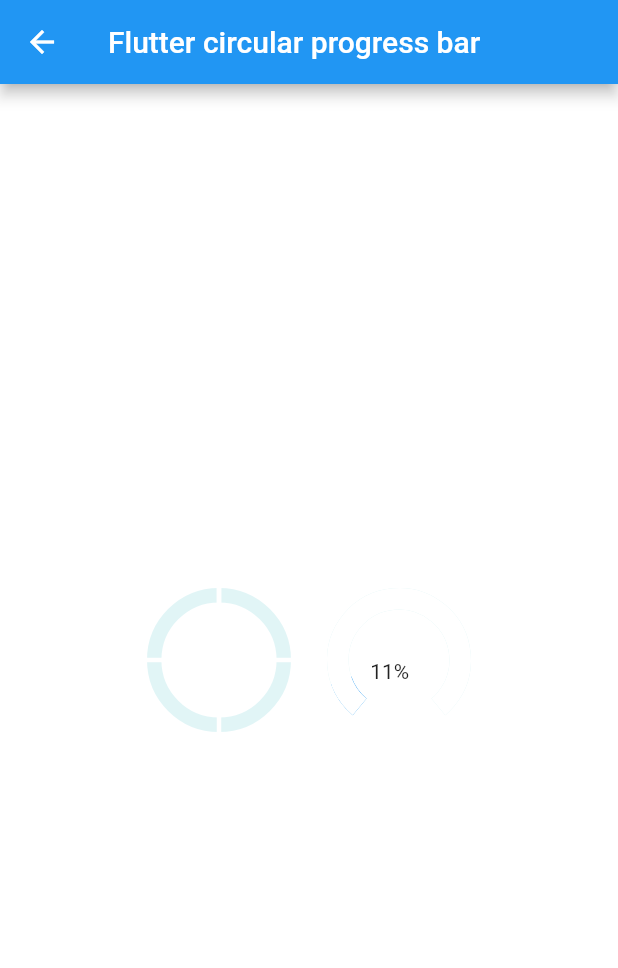
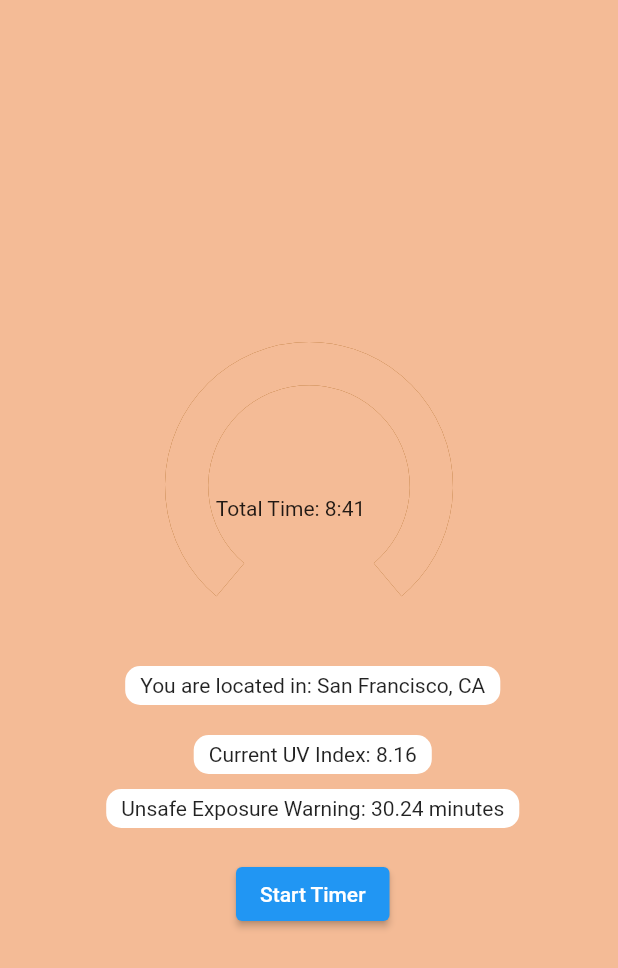
Before and after one commit to victorpolisetty/UVFlutter, a Flutter app: the screen it shows after launch, after a tap on "CONTINUE", on a phone screen of 412 x 824 dp. Shown: the top 968 px of the screen. Run offline on Flutter 3.47's test engine with Material 2 defaults, Android fonts, the light colour scheme and no system bars; drawn by our look-alikes of syncfusion_flutter_gauges; our stand-ins replace geolocator; network calls fail.

Commit message:
Final Commit

```diff
--- a/lib/dInfo.dart
+++ b/lib/dInfo.dart
@@ -1,5 +1,4 @@
 import 'package:flutter/material.dart';
-import 'package:flutter/animation.dart';
 import 'dart:async';
 import 'package:syncfusion_flutter_gauges/gauges.dart';
 
@@ -7,42 +6,111 @@ import 'package:syncfusion_flutter_gauges/gauges.dart';
 
 class DeterminatePage extends StatefulWidget {
   // ignore: prefer_const_constructors_in_immutables
-  const DeterminatePage({Key? key}) : super(key: key);
+  DeterminatePage({Key? key}) : super(key: key);
+  // Map<String, dynamic> data;
+  // String age;
+  // String heavilyClothed;
 
   @override
   _DeterminatePageState createState() => _DeterminatePageState();
 }
 
 class _DeterminatePageState extends State<DeterminatePage> {
-  late Timer _timer;
+  bool startTimer = false;
+  @override
+  void initState() {
+    // widget.data = {};
+    // widget.age = "0";
+
+
+    // TODO: implement initState
+    // print("HERE");
+    // print(widget.data);
+    // print(widget.age);
+    // print(widget.heavilyClothed);
+    super.initState();
+  }
+  Timer _timer = Timer(Duration(milliseconds: 1), () {});
   double progressValue = 0;
   double secondaryProgressValue = 0;
   // ignore: sort_constructors_first
-  _DeterminatePageState() {
-    _timer = Timer.periodic(const Duration(milliseconds: 100), (Timer _timer) {
-      setState(() {
-        progressValue++;
-        secondaryProgressValue = secondaryProgressValue + 2;
-        if (progressValue == 100) {
-          _timer.cancel();
-        }
-        if (secondaryProgressValue > 100) {
-          secondaryProgressValue = 100;
-        }
-      });
-    });
-  }
 
   @override
   Widget build(BuildContext context) {
     return Scaffold(
-        backgroundColor: Colors.white,
-        appBar: AppBar(title: const Text('Flutter circular progress bar')),
+        backgroundColor: const Color(0xFFF4BB96),
         body: Column(
             mainAxisAlignment: MainAxisAlignment.center,
             children: <Widget>[
-              getSegmentedProgressStyle()
+              getSegmentedProgressStyle(),
+              displayText()
             ]));
+  }
+
+  @override
+  Widget displayText() {
+    return Padding(
+      padding: const EdgeInsets.fromLTRB(5,0,0,0),
+      child: Column(
+        mainAxisAlignment: MainAxisAlignment.center,
+        children:[
+      Container(
+      padding: const EdgeInsets.symmetric(horizontal: 10, vertical: 5),
+        decoration: BoxDecoration(
+            color: Colors.white, borderRadius: BorderRadius.circular(10)
+        ),
+          child: Text("You are located in: San Francisco, CA")
+      ),
+    SizedBox(height: 20,),
+    Container(
+    padding: const EdgeInsets.symmetric(horizontal: 10, vertical: 5),
+    decoration: BoxDecoration(
+    color: Colors.white, borderRadius: BorderRadius.circular(10)
+    ),
+    child:
+    Text("Current UV Index: 8.16"),
+
+    ),
+          SizedBox(height: 10,),
+
+          Container(
+    padding: const EdgeInsets.symmetric(horizontal: 10, vertical: 5),
+    decoration: BoxDecoration(
+    color: Colors.white, borderRadius: BorderRadius.circular(10)
+    ),
+    child:
+    Text("Unsafe Exposure Warning: 30.24 minutes"),
+    ),
+          SizedBox(height: 10,),
+
+          !_timer.isActive ? Container(
+    padding: const EdgeInsets.symmetric(horizontal: 10, vertical: 5),
+    decoration: BoxDecoration(
+    color: Colors.white, borderRadius: BorderRadius.circular(10)
+    ),
+    child:
+     Text("All done! You've got your daily Vitamin D from the Sun!")
+    ) : Container(),
+          SizedBox(height: 10,),
+          ElevatedButton(onPressed: () {
+            startTimer = true;
+            _timer = Timer.periodic(const Duration(milliseconds: 500), (Timer _timer) {
+              setState(() {
+                progressValue++;
+                secondaryProgressValue = secondaryProgressValue + 2;
+                if (progressValue == 100) {
+                  _timer.cancel();
+                }
+                if (secondaryProgressValue > 100) {
+                  secondaryProgressValue = 100;
+                }
+              });
+            });
+          },
+              child: Text("Start Timer"))
+        ]
+      ),
+    );
   }
 
   @override
@@ -50,9 +118,9 @@ class _DeterminatePageState extends State<DeterminatePage> {
     return Row(
       mainAxisAlignment: MainAxisAlignment.center,
       children: <Widget>[
-        Container(
-            height: 120,
-            width: 120,
+        SizedBox(
+            height: 0,
+            width: 0,
             child: SfRadialGauge(axes: <RadialAxis>[
               // Create primary radial axis
               RadialAxis(
@@ -64,9 +132,9 @@ class _DeterminatePageState extends State<DeterminatePage> {
                 startAngle: 270,
                 endAngle: 270,
                 radiusFactor: 0.8,
-                axisLineStyle: AxisLineStyle(
+                axisLineStyle: const AxisLineStyle(
                   thickness: 0.2,
-                  color: const Color.fromARGB(30, 0, 169, 181),
+                  color: Color(0xFF995201),
                   thicknessUnit: GaugeSizeUnit.factor,
                 ),
                 // pointers: <GaugePointer>[
@@ -94,16 +162,16 @@ class _DeterminatePageState extends State<DeterminatePage> {
                 startAngle: 270,
                 endAngle: 270,
                 radiusFactor: 0.8,
-                majorTickStyle: MajorTickStyle(
+                majorTickStyle: const MajorTickStyle(
                     length: 0.3,
                     thickness: 3,
                     lengthUnit: GaugeSizeUnit.factor,
-                    color: Colors.white),
+                    color: Color(0xFF995201)),
               )
             ])),
-        Container(
-          height: 120,
-          width: 120,
+        SizedBox(
+          height: 240,
+          width: 240,
           child: SfRadialGauge(axes: <RadialAxis>[
             // Create primary radial axis
             RadialAxis(
@@ -112,9 +180,9 @@ class _DeterminatePageState extends State<DeterminatePage> {
                 showLabels: false,
                 showTicks: false,
                 radiusFactor: 0.8,
-                axisLineStyle: AxisLineStyle(
+                axisLineStyle: const AxisLineStyle(
                   thickness: 0.3,
-                  color: const Color.fromARGB(40, 0, 169, 181),
+                  color: Color(0xFF995201),
                   thicknessUnit: GaugeSizeUnit.factor,
                 ),
                 pointers: <GaugePointer>[
@@ -130,7 +198,7 @@ class _DeterminatePageState extends State<DeterminatePage> {
                   GaugeAnnotation(
                       positionFactor: 0.2,
                       horizontalAlignment: GaugeAlignment.center,
-                      widget: Text(progressValue.toStringAsFixed(0) + '%'))
+                      widget: Text('Total Time: 8:41'))
                 ]),
             // Create secondary radial axis for segmented line
             RadialAxis(
@@ -143,10 +211,10 @@ class _DeterminatePageState extends State<DeterminatePage> {
               offsetUnit: GaugeSizeUnit.factor,
               minorTicksPerInterval: 0,
               radiusFactor: 0.8,
-              axisLineStyle: AxisLineStyle(
+              axisLineStyle: const AxisLineStyle(
                 thickness: 0.3,
-                color: Colors.white,
-                dashArray: <double>[4, 3],
+                color: Color(0xFFF4BB96),
+              dashArray: <double>[4, 3],
                 thicknessUnit: GaugeSizeUnit.factor,
               ),
             )
--- a/lib/main.dart
+++ b/lib/main.dart
@@ -73,30 +73,30 @@ class _MyHomePageState extends State<MyHomePage> {
   @override
   Widget build(BuildContext context) {
     return Scaffold(
-      backgroundColor: Color(0xFFF4BB96),
+      backgroundColor: const Color(0xFFF4BB96),
       body:Center(
             child: Column(
               mainAxisAlignment: MainAxisAlignment.center,
               children: <Widget>[
-                Text(
+                const Text(
                     'WELCOME TO',
                     style: TextStyle(fontSize: 20),
                   ),
                 RichText(
-                  text: new TextSpan(
-                    style: new TextStyle(
+                  text: const TextSpan(
+                    style: TextStyle(
                       fontSize: 40.0,
                       color: Colors.black,
                     ),
                     children: <TextSpan>[
-                      new TextSpan(
+                      TextSpan(
                           text: 'Vita',
                           style: TextStyle(
                               fontWeight: FontWeight.bold,
                               color: Color(0xFF995201))),
-                      new TextSpan(
+                      TextSpan(
                           text: 'Minutes',
-                          style: new TextStyle(
+                          style: TextStyle(
                               fontWeight: FontWeight.bold, color: Colors.white)),
                     ],
                   ),
@@ -105,10 +105,10 @@ class _MyHomePageState extends State<MyHomePage> {
                   padding: const EdgeInsets.fromLTRB(50,50,0,0),
                   child: Row(
                     children: [
-                      Text("Age: ", style: TextStyle(fontSize: 20),),
+                      const Text("Age: ", style: TextStyle(fontSize: 20),),
 
                       Container(
-                        padding: EdgeInsets.symmetric(horizontal: 10, vertical: 5),
+                        padding: const EdgeInsets.symmetric(horizontal: 10, vertical: 5),
                         decoration: BoxDecoration(
                           color: Colors.white, borderRadius: BorderRadius.circular(10)
                         ),
@@ -118,12 +118,12 @@ class _MyHomePageState extends State<MyHomePage> {
                               menuMaxHeight: 200,
                               value: ageValue,
                               items:
-                              List<String>.generate(101, (int index) => '${index}')
+                              List<String>.generate(101, (int index) => '$index')
                                   .map(
                                     (val) {
                                   return DropdownMenuItem<String>(
                                     value: val,
-                                    child: val == '0' ? Text('Select') : Text(val),
+                                    child: val == '0' ? const Text('Select') : Text(val),
                                   );
                                 },
                               ).toList(),
@@ -141,10 +141,10 @@ class _MyHomePageState extends State<MyHomePage> {
                   padding: const EdgeInsets.fromLTRB(50,20,0,0),
                   child: Row(
                     children: [
-                      Text("Weight: ", style: TextStyle(fontSize: 20),),
+                      const Text("Weight: ", style: TextStyle(fontSize: 20),),
 
                       Container(
-                        padding: EdgeInsets.symmetric(horizontal: 10, vertical: 5),
+                        padding: const EdgeInsets.symmetric(horizontal: 10, vertical: 5),
                         decoration: BoxDecoration(
                             color: Colors.white, borderRadius: BorderRadius.circular(10)
                         ),
@@ -158,7 +158,7 @@ class _MyHomePageState extends State<MyHomePage> {
                                   (val) {
                                 return DropdownMenuItem<String>(
                                   value: val,
-                                  child: val == '99' ? Text('Select') : Text(val + ' lbs'),
+                                  child: val == '99' ? const Text('Select') : Text(val + ' lbs'),
                                 );
                               },
                             ).toList(),
@@ -175,10 +175,10 @@ class _MyHomePageState extends State<MyHomePage> {
                   padding: const EdgeInsets.fromLTRB(50,20,0,0),
                   child: Row(
                     children: [
-                      Text("Gender: ", style: TextStyle(fontSize: 20),),
+                      const Text("Gender: ", style: TextStyle(fontSize: 20),),
 
                       Container(
-                        padding: EdgeInsets.symmetric(horizontal: 10, vertical: 5),
+                        padding: const EdgeInsets.symmetric(horizontal: 10, vertical: 5),
                         decoration: BoxDecoration(
                             color: Colors.white, borderRadius: BorderRadius.circular(10)
                         ),
@@ -186,7 +186,7 @@ class _MyHomePageState extends State<MyHomePage> {
                         child: DropdownButton(
                           menuMaxHeight: 200,
                           value: genderValue,
-                          items: [
+                          items: const [
                             DropdownMenuItem(
                               child: Text("Select"),
                               value: "NA",
@@ -211,10 +211,10 @@ class _MyHomePageState extends State<MyHomePage> {
                   padding: const EdgeInsets.fromLTRB(50,20,0,0),
                   child: Row(
                     children: [
-                      Text("Skin Tone: ", style: TextStyle(fontSize: 20),),
+                      const Text("Skin Tone: ", style: TextStyle(fontSize: 20),),
 
                       Container(
-                      padding: EdgeInsets.symmetric(horizontal: 10, vertical: 5),
+                      padding: const EdgeInsets.symmetric(horizontal: 10, vertical: 5),
                       decoration: BoxDecoration(
                           color: Colors.white, borderRadius: BorderRadius.circular(10)
                       ),
@@ -222,7 +222,7 @@ class _MyHomePageState extends State<MyHomePage> {
                       child: DropdownButton(
                           menuMaxHeight: 200,
                           value: skinColorValue,
-                          items: [
+                          items: const [
                             DropdownMenuItem(
                               child: Text("Select"),
                               value: "NA",
@@ -268,10 +268,10 @@ class _MyHomePageState extends State<MyHomePage> {
                   padding: const EdgeInsets.fromLTRB(50,20,0,0),
                   child: Row(
                     children: [
-                      Text("Exposure Level: ", style: TextStyle(fontSize: 20),),
+                      const Text("Exposure Level: ", style: TextStyle(fontSize: 20),),
 
                       Container(
-                        padding: EdgeInsets.symmetric(horizontal: 10, vertical: 5),
+                        padding: const EdgeInsets.symmetric(horizontal: 10, vertical: 5),
                         decoration: BoxDecoration(
                             color: Colors.white, borderRadius: BorderRadius.circular(10)
                         ),
@@ -279,7 +279,7 @@ class _MyHomePageState extends State<MyHomePage> {
                         child: DropdownButton(
                             menuMaxHeight: 200,
                             value: heavilyClothed,
-                            items: [
+                            items: const [
                               DropdownMenuItem(
                                 child: Text("Select"),
                                 value: "NA",
@@ -305,19 +305,19 @@ class _MyHomePageState extends State<MyHomePage> {
                     ],
                   ),
                 ),
-                SizedBox(height: 50,),
+                const SizedBox(height: 50,),
                 Center(
                   child: ElevatedButton(
                     onPressed: (){
-                      callAPI();
+                      Future<Map<String, dynamic>> data = callAPI();
                       Navigator.push(
                         context,
-                        MaterialPageRoute(builder: (context) => const DeterminatePage()),
+                        MaterialPageRoute(builder: (context) => DeterminatePage()),
                       );
                     },
-                    child: Text('CONTINUE', style: TextStyle(color: Colors.white),),
+                    child: const Text('CONTINUE', style: TextStyle(color: Colors.white),),
                     style: ButtonStyle(
-                      backgroundColor: MaterialStateProperty.all(Color(0xFF995201)),
+                      backgroundColor: MaterialStateProperty.all(const Color(0xFF995201)),
                     ),
                   ),
                 ),
@@ -328,7 +328,7 @@ class _MyHomePageState extends State<MyHomePage> {
     );
   }
 
-  void callAPI() async {
+  Future<Map<String, dynamic>> callAPI() async {
     Map<String, dynamic> data;
     var url = Uri.parse(
         'https://api.openuv.io/api/v1/uv?lat=5.9823&lng=121.2135');
@@ -338,7 +338,7 @@ class _MyHomePageState extends State<MyHomePage> {
 
     var headers = {
       'Content-type': 'application/json',
-      'x-access-token': '$apiKey'
+      'x-access-token': apiKey
     };
 
     var response = await http.get(url, headers: headers);
@@ -346,8 +346,11 @@ class _MyHomePageState extends State<MyHomePage> {
     if (response.statusCode == 200) {
       data = jsonDecode(response.body);
       print(data);
+      return data;
     } else {
       print('Request failed with status: ${response.statusCode}');
+      data = {};
+      return data;
     }
   }
 
```
Also changed, not shown: 3 other files.
